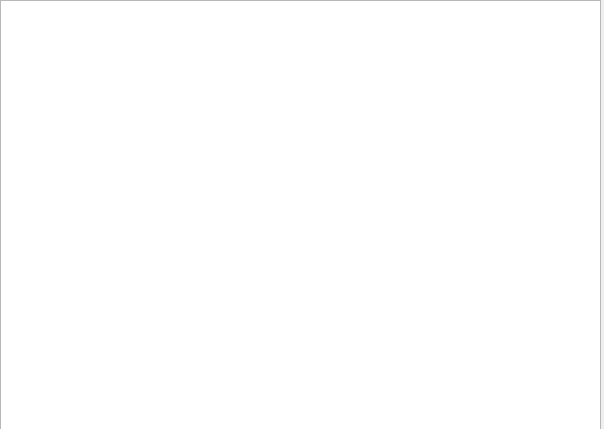
This is kk5.ui in Vitaz-Vitaz/Kapuchino as Qt 5 draws it before an edit. The edited form follows.
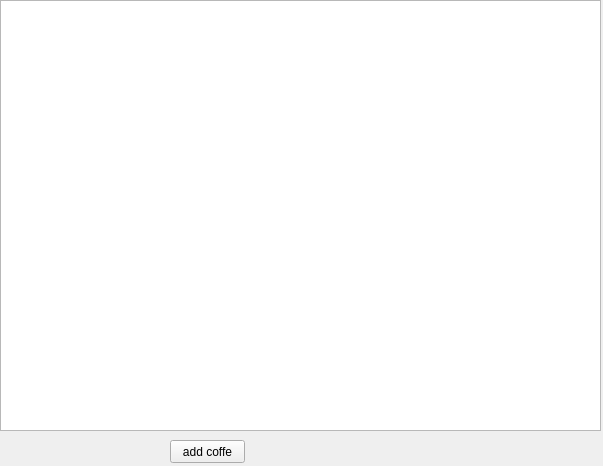
This is the edited form.

The edit to the form file:
```diff
--- a/kk5.ui
+++ b/kk5.ui
@@ -6,8 +6,8 @@
    <rect>
     <x>0</x>
     <y>0</y>
-    <width>604</width>
-    <height>429</height>
+    <width>603</width>
+    <height>466</height>
    </rect>
   </property>
   <property name="windowTitle">
@@ -23,6 +23,19 @@
     </rect>
    </property>
   </widget>
+  <widget class="QPushButton" name="pushButton">
+   <property name="geometry">
+    <rect>
+     <x>170</x>
+     <y>440</y>
+     <width>75</width>
+     <height>23</height>
+    </rect>
+   </property>
+   <property name="text">
+    <string>add coffe</string>
+   </property>
+  </widget>
  </widget>
  <resources/>
  <connections/>
```
